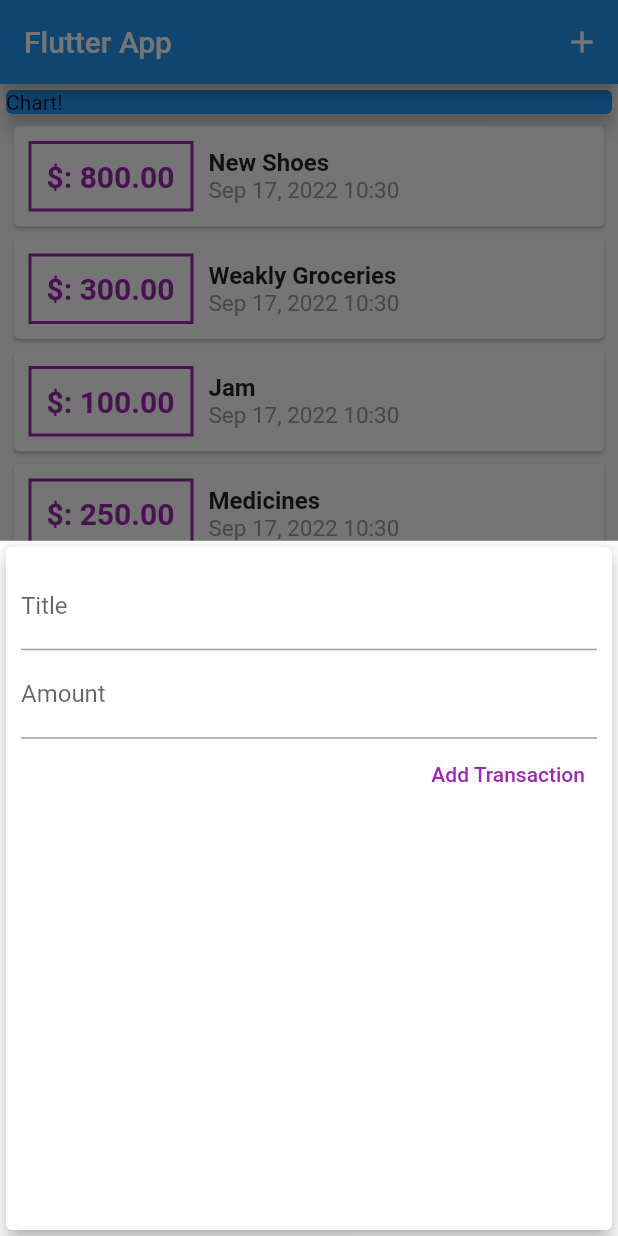
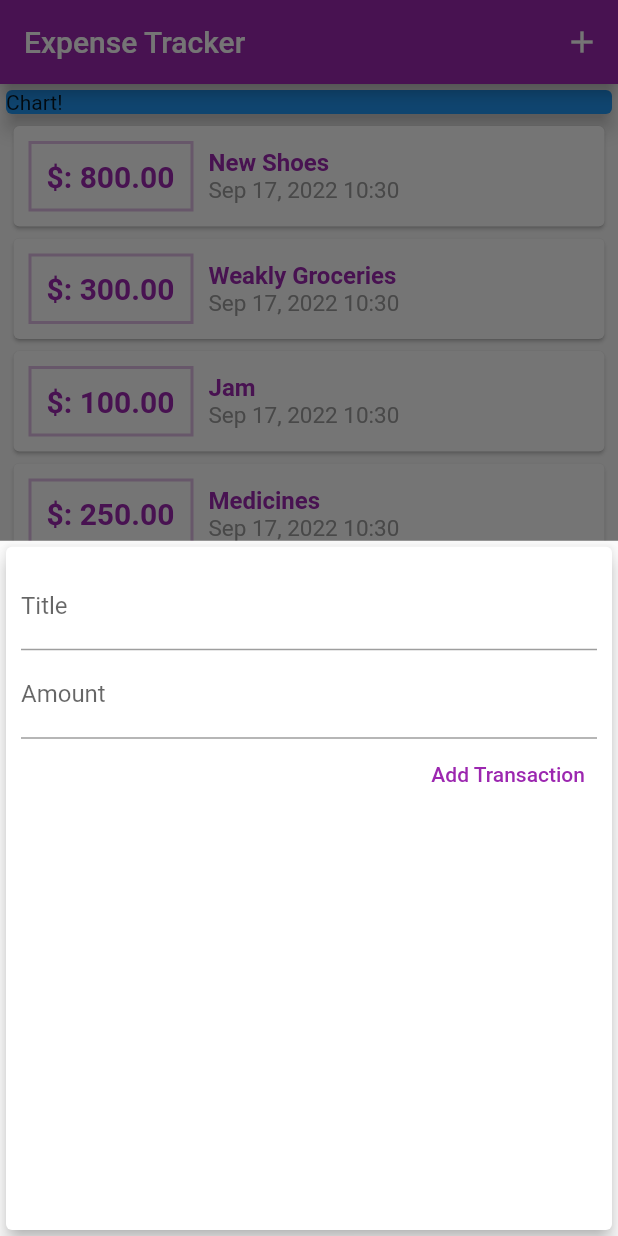
Before and after one commit to jhenilparihar/expense-tracker, a Flutter app: the screen it shows after launch, after a tap on the "add" icon, on a phone screen of 412 x 824 dp. Run offline on Flutter 3.47's test engine with Material 2 defaults, Android fonts, the phone set to English and light mode, and no system bars.

Commit message:
defined the theme of app

```diff
--- a/lib/main.dart
+++ b/lib/main.dart
@@ -13,7 +13,8 @@ class MyApp extends StatelessWidget {
   @override
   Widget build(BuildContext context) {
     return MaterialApp(
-      title: 'Flutter App',
+      title: 'Expense Tracker',
+      theme: ThemeData(primarySwatch: Colors.purple),
       home: MyHomePage(),
     );
   }
@@ -100,7 +101,7 @@ class _MyHomePageState extends State<MyHomePage> {
   Widget build(BuildContext context) {
     return Scaffold(
       appBar: AppBar(
-        title: const Text('Flutter App'),
+        title: const Text('Expense Tracker'),
         actions: <Widget>[
           IconButton(
               onPressed: () => _startAddNewTransaction(context),
--- a/lib/widgets/new_transaction.dart
+++ b/lib/widgets/new_transaction.dart
@@ -49,7 +49,8 @@ class _NewTransactionState extends State<NewTransaction> {
             ),
             TextButton(
               onPressed: submitData,
-              style: TextButton.styleFrom(primary: Colors.purple),
+              style: TextButton.styleFrom(
+                  primary: Theme.of(context).indicatorColor),
               child: const Text('Add Transaction'),
             )
           ],
--- a/lib/widgets/transaction_list.dart
+++ b/lib/widgets/transaction_list.dart
@@ -22,15 +22,17 @@ class TransactionList extends StatelessWidget {
                 margin:
                     const EdgeInsets.symmetric(vertical: 10, horizontal: 10),
                 decoration: BoxDecoration(
-                    border: Border.all(color: Colors.purple, width: 2)),
+                    border: Border.all(
+                        color: Theme.of(context).primaryColorLight, width: 2)),
                 padding: const EdgeInsets.all(10),
                 width: 110,
                 child: Text(
                   '\$: ${transactions[index].amount.toStringAsFixed(2)}',
-                  style: const TextStyle(
-                      fontWeight: FontWeight.bold,
-                      fontSize: 20,
-                      color: Colors.purple),
+                  style: TextStyle(
+                    fontWeight: FontWeight.bold,
+                    fontSize: 20,
+                    color: Theme.of(context).primaryColor,
+                  ),
                 ),
               ),
               Column(
@@ -38,8 +40,10 @@ class TransactionList extends StatelessWidget {
                 children: <Widget>[
                   Text(
                     transactions[index].title,
-                    style: const TextStyle(
-                        fontSize: 16, fontWeight: FontWeight.bold),
+                    style: TextStyle(
+                        fontSize: 16,
+                        color: Theme.of(context).primaryColor,
+                        fontWeight: FontWeight.bold),
                   ),
                   Text(
                     DateFormat.yMMMd()
```
